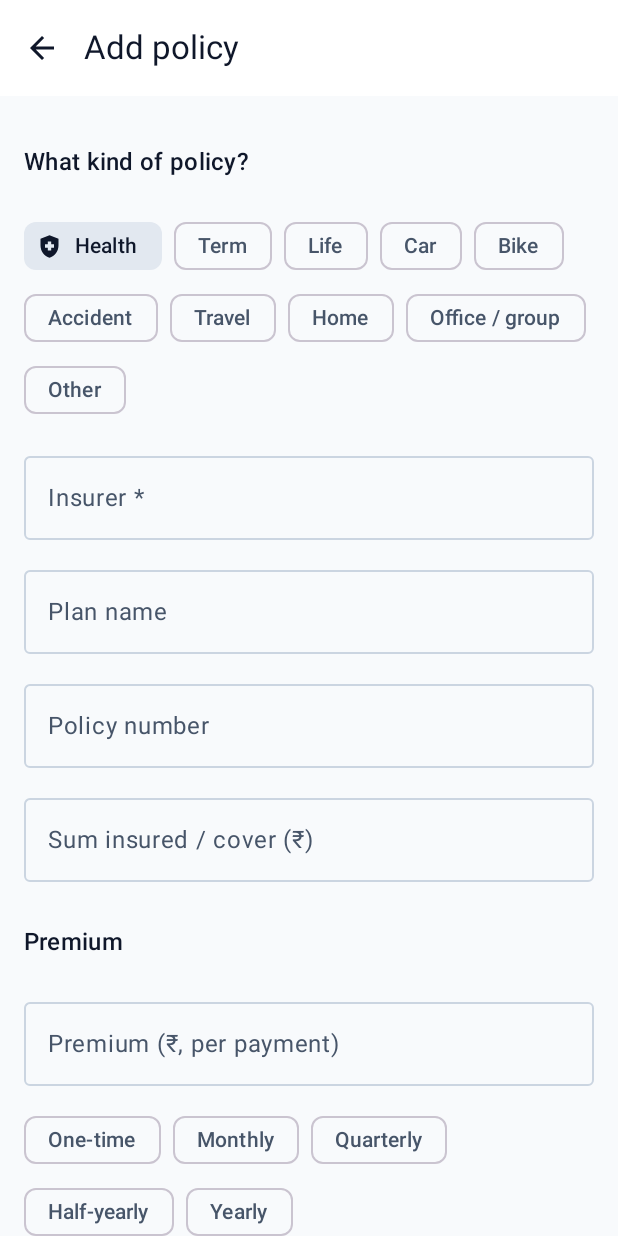
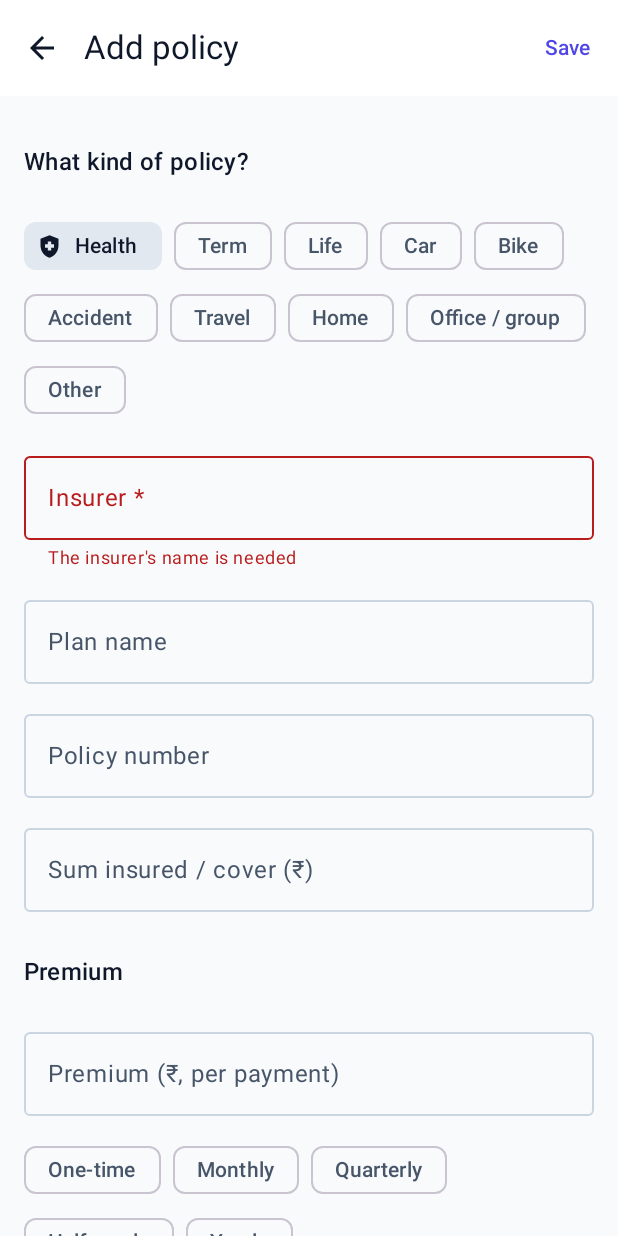
Before and after one commit to Akrishna87/insurance_tracker, an Android app built with Jetpack Compose: the composable EditPolicyScreen called with empty values, after a tap on "Health", on a phone screen of 412 x 824 dp. Run offline under Robolectric (Android 15) with nearby library versions, the phone set to English and light mode, and no system bars; 1 other tap on this screen came first.

Commit message:
Put Save in the add form's top bar
The bottom save button was below the fold on the long form and under
the keyboard; a top-bar action is always reachable, and the emulator
walk-through can tap it without scrolling.

Co-authored-by: Perplexity <noreply@perplexity.ai>

```diff
--- a/app/src/main/java/io/github/akrishna87/policyvault/ui/edit/EditPolicyScreen.kt
+++ b/app/src/main/java/io/github/akrishna87/policyvault/ui/edit/EditPolicyScreen.kt
@@ -125,6 +125,7 @@ fun EditPolicyScreen(
                     IconButton(onClick = onDone) { Icon(Icons.AutoMirrored.Filled.ArrowBack, "Back") }
                 },
                 actions = {
+                    TextButton(onClick = { save() }) { Text("Save") }
                     if (initial != null) {
                         TextButton(onClick = {
                             scope.launch {
```
Also changed, not shown: 1 other file.
